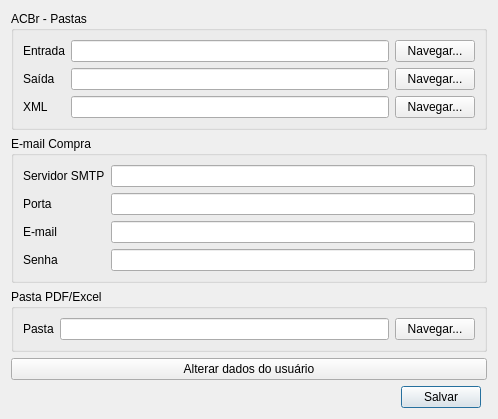
Before: the Qt Designer form ui/userconfig.ui in lellisls/ERP-STACCATO, drawn with Qt 5.
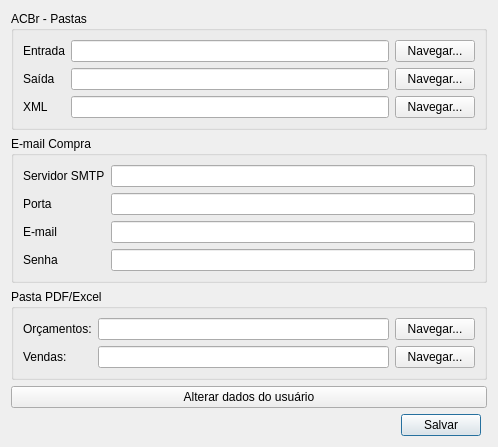
After: the same form once the commit is applied.

Diff of the .ui file:
```diff
--- a/ui/userconfig.ui
+++ b/ui/userconfig.ui
@@ -166,7 +166,24 @@
       <item row="1" column="0">
        <widget class="QLabel" name="label_8">
         <property name="text">
-         <string>Pasta</string>
+         <string>Orçamentos:</string>
+        </property>
+       </widget>
+      </item>
+      <item row="2" column="1">
+       <widget class="QLineEdit" name="lineEditVendasFolder"/>
+      </item>
+      <item row="2" column="2">
+       <widget class="QPushButton" name="pushButtonVendasFolder">
+        <property name="text">
+         <string>Navegar...</string>
+        </property>
+       </widget>
+      </item>
+      <item row="2" column="0">
+       <widget class="QLabel" name="label_9">
+        <property name="text">
+         <string>Vendas:</string>
         </property>
        </widget>
       </item>
```
Left out of the diff: 8 changed lines with no effect on the pictures.
